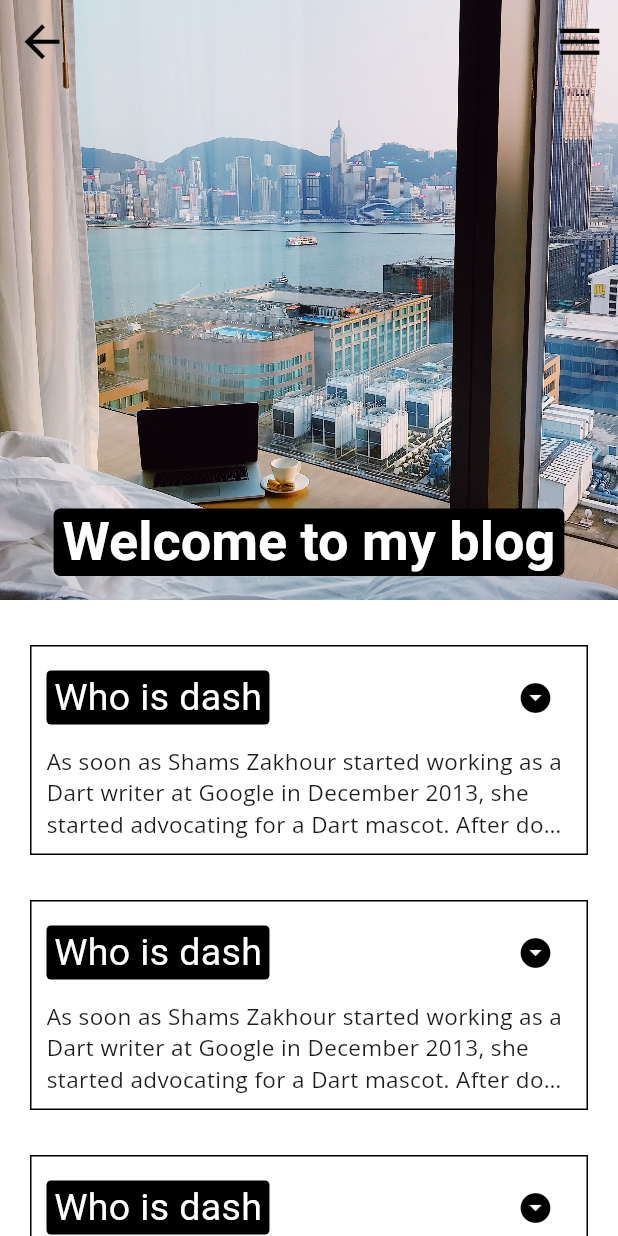
After one commit to Syartaa/flutter_syarta_portfolio, a Flutter app: the BlogMobile screen opened directly, on a phone screen of 412 x 824 dp. The commit adds this screen. Run offline on Flutter 3.47's test engine with Material 3 defaults, Android fonts, the phone set to English and light mode, and no system bars; our stand-ins replace flutter_svg, google_fonts, url_strategy; Roboto replaces fonts that are missing (Abel).

Commit message:
creating the blog mobile page

```diff
--- a/lib/components.dart
+++ b/lib/components.dart
@@ -312,6 +312,30 @@ class _SkillWebState extends State<SkillWeb> {
   }
 }
 
+class AbelCustom extends StatelessWidget {
+  final text;
+  final size;
+  final color;
+  final fontWeight;
+  const AbelCustom(
+      {super.key,
+      @required this.text,
+      @required this.size,
+      this.color,
+      this.fontWeight});
+
+  @override
+  Widget build(BuildContext context) {
+    return Text(
+      text,
+      style: GoogleFonts.abel(
+          fontSize: size,
+          color: color == null ? Colors.black : color,
+          fontWeight: fontWeight == null ? FontWeight.normal : fontWeight),
+    );
+  }
+}
+
 //validation example
 // inputFormatters: [
 //   LengthLimitingTextInputFormatter(10),
--- /dev/null
+++ b/lib/mobile/blog_mobile.dart
@@ -0,0 +1,182 @@
+import 'dart:math';
+
+import 'package:flutter/material.dart';
+import 'package:flutter_svg/svg.dart';
+import 'package:google_fonts/google_fonts.dart';
+import 'package:url_launcher/url_launcher.dart';
+
+import '../components.dart';
+
+class BlogMobile extends StatefulWidget {
+  const BlogMobile({super.key});
+
+  @override
+  State<BlogMobile> createState() => _BlogMobileState();
+}
+
+class _BlogMobileState extends State<BlogMobile> {
+  get headerSliverBuilder => null;
+
+  Widget urlLauncher(String imgPath, String url) {
+    return IconButton(
+      icon: SvgPicture.asset(
+        imgPath,
+        color: Colors.black,
+        width: 35,
+      ),
+      onPressed: () async {
+        if (await canLaunchUrl(Uri.parse(url))) {
+          await launchUrl(Uri.parse(url));
+        } else {
+          throw 'Could not launch $url';
+        }
+      },
+    );
+  }
+
+  @override
+  Widget build(BuildContext context) {
+    return SafeArea(
+        child: Scaffold(
+      extendBodyBehindAppBar: true,
+      backgroundColor: Colors.white,
+      endDrawer: Drawer(
+        child: Column(
+          mainAxisAlignment: MainAxisAlignment.center,
+          children: [
+            DrawerHeader(
+              padding: EdgeInsets.only(bottom: 20.0),
+              child: Container(
+                decoration: BoxDecoration(
+                  shape: BoxShape.circle,
+                  border: Border.all(width: 2.0, color: Colors.black),
+                ),
+                child: Image.asset('assets/image=circle.png'),
+              ),
+            ),
+            TabsMobile(text: "Home", route: '/'),
+            SizedBox(height: 20.0),
+            TabsMobile(text: "About", route: '/about'),
+            SizedBox(height: 20.0),
+            TabsMobile(text: "Works", route: '/works'),
+            SizedBox(height: 20.0),
+            TabsMobile(text: "Blog", route: '/blog'),
+            SizedBox(height: 20.0),
+            TabsMobile(text: "Contact", route: '/contact'),
+            SizedBox(height: 40.0),
+            Row(
+              mainAxisAlignment: MainAxisAlignment.spaceEvenly,
+              children: [
+                urlLauncher("assets/instagram.svg",
+                    "https://www.instagram.com/tomcruise/"),
+                urlLauncher(
+                    "assets/twitter.svg", "https://www.twitter.com/tomcruise/"),
+                urlLauncher("assets/github.svg", "https://www.github.com/"),
+              ],
+            )
+          ],
+        ),
+      ),
+      body: NestedScrollView(
+          headerSliverBuilder: (BuildContext context, bool innerBoxIsScrolled) {
+            return <Widget>[
+              SliverAppBar(
+                backgroundColor: Colors.white,
+                iconTheme: IconThemeData(size: 35.0, color: Colors.black),
+                flexibleSpace: FlexibleSpaceBar(
+                  centerTitle: true,
+                  title: Container(
+                    decoration: BoxDecoration(
+                      color: Colors.black,
+                      borderRadius: BorderRadius.circular(3.0),
+                    ),
+                    padding: EdgeInsets.symmetric(horizontal: 4.0),
+                    child: AbelCustom(
+                      text: "Welcome to my blog",
+                      size: 24.0,
+                      color: Colors.white,
+                      fontWeight: FontWeight.bold,
+                    ),
+                  ),
+                  background: Image.asset(
+                    "assets/blog.jpg",
+                    filterQuality: FilterQuality.high,
+                    fit: BoxFit.cover,
+                  ),
+                ),
+                expandedHeight: 400.0,
+              )
+            ];
+          },
+          body: ListView(
+            children: [BlogPost(), BlogPost(), BlogPost(), BlogPost()],
+          )),
+    ));
+  }
+}
+
+class BlogPost extends StatefulWidget {
+  const BlogPost({super.key});
+
+  @override
+  State<BlogPost> createState() => _BlogPostState();
+}
+
+class _BlogPostState extends State<BlogPost> {
+  bool expand = false;
+
+  @override
+  Widget build(BuildContext context) {
+    return Padding(
+      padding: const EdgeInsets.only(left: 20.0, right: 20.0, top: 30.0),
+      child: Container(
+        padding: EdgeInsets.all(10.0),
+        decoration: BoxDecoration(
+            border: Border.all(
+          style: BorderStyle.solid,
+          width: 1.0,
+          color: Colors.black,
+        )),
+        child: Column(
+          crossAxisAlignment: CrossAxisAlignment.start,
+          children: [
+            Row(
+              mainAxisAlignment: MainAxisAlignment.spaceBetween,
+              children: [
+                Container(
+                  padding: EdgeInsets.symmetric(horizontal: 5.0),
+                  decoration: BoxDecoration(
+                    color: Colors.black,
+                    borderRadius: BorderRadius.circular(3.0),
+                  ),
+                  child: AbelCustom(
+                    text: "Who is dash",
+                    size: 25.0,
+                    color: Colors.white,
+                  ),
+                ),
+                IconButton(
+                  onPressed: () {
+                    setState(() {
+                      expand = !expand; // Toggle the expand state
+                    });
+                  },
+                  icon: Icon(Icons.arrow_drop_down_circle),
+                  color: Colors.black,
+                )
+              ],
+            ),
+            SizedBox(height: 7.0),
+            Text(
+              "As soon as Shams Zakhour started working as a Dart writer at Google in December 2013, she started advocating for a Dart mascot. After documenting Java for 14 years, she had observed how beloved the Java mascot, Duke, had become, and she wanted something similar for Dart.But the idea didn't gain momentum until 2017, when one of the Flutter engineers, Nina Chen, suggested it on an internal mailing list. The Flutter VP at the time, Joshy Joseph, approved the idea and asked the organizer for the 2018 Dart Conference, Linda Rasmussen, to make it happen.Once Shams heard about these plans, she rushed to Linda and asked to own and drive the project to produce the plushies for the conference. Linda had already elicited some design sketches, which she handed off. Starting with the sketches, Shams located a vendor who could work within an aggressive deadline (competing with Lunar New Year), and started the process of creating the specs for the plushy.That's right, Dash was originally a Dart mascot, not a Flutter mascot.",
+              style: GoogleFonts.openSans(fontSize: 15.0),
+              maxLines: expand == true ? null : 3,
+              overflow:
+                  expand == true ? TextOverflow.visible : TextOverflow.ellipsis,
+            ),
+          ],
+        ),
+      ),
+    );
+  }
+}
```
